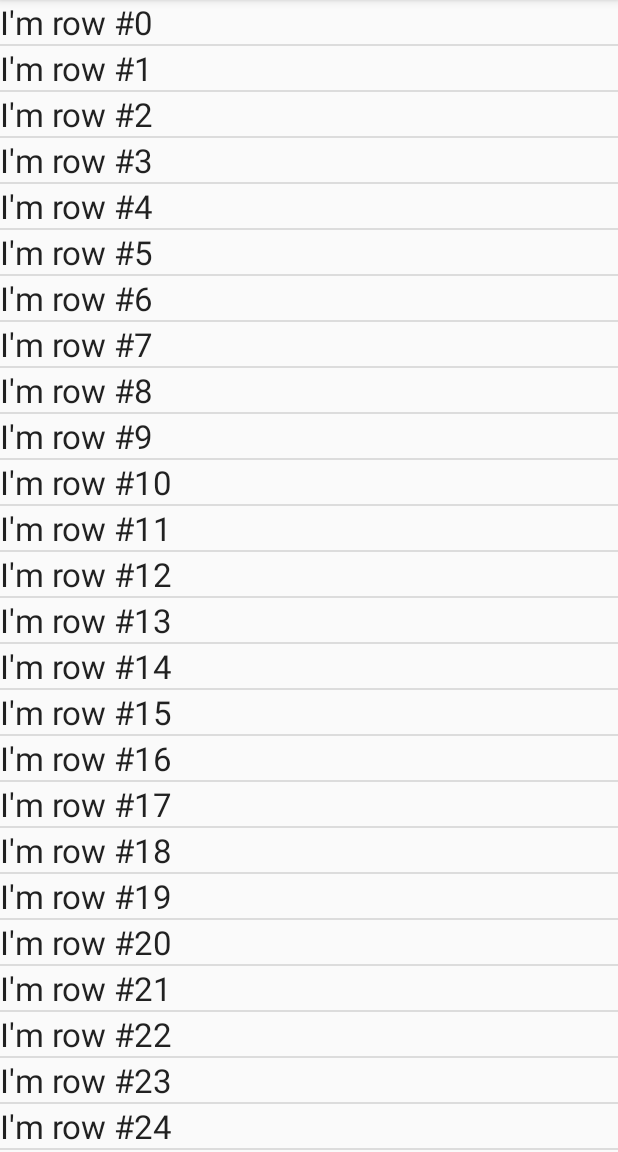
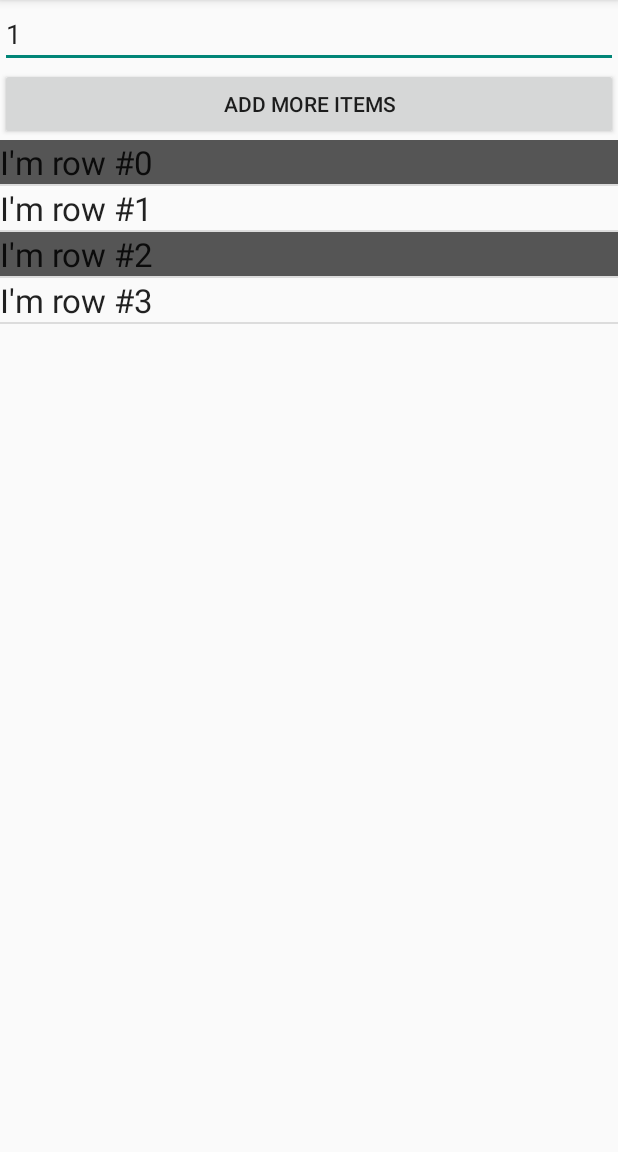
Before and after one commit to Hackafe/android-fundamentals-course, an Android app: the screen it shows after launch (MainActivity), in the options menu, after a tap on "Settings", on a phone screen of 412 x 824 dp, the part 84-1236 px from its top. Run offline under Robolectric (Android 15) with nearby library versions, the phone set to English and light mode, and no system bars.

Commit message:
[lesson 2] Retrieve forecast from OpenWeatherMap API

```diff
--- a/app/src/main/AndroidManifest.xml
+++ b/app/src/main/AndroidManifest.xml
@@ -2,7 +2,11 @@
 <manifest xmlns:android="http://schemas.android.com/apk/res/android"
     package="org.hackafe.sunshine" >
 
-    <application
+
+    <uses-permission android:name="android.permission.INTERNET"/>
+
+
+<application
         android:allowBackup="true"
         android:icon="@mipmap/ic_launcher"
         android:label="@string/app_name"
--- /dev/null
+++ b/app/src/main/java/org/hackafe/sunshine/ForecastAdapter.java
@@ -0,0 +1,80 @@
+package org.hackafe.sunshine;
+
+import android.view.LayoutInflater;
+import android.view.View;
+import android.view.ViewGroup;
+import android.widget.BaseAdapter;
+import android.widget.TextView;
+
+/**
+* Created by groupsky on 11.03.15.
+*/
+public class ForecastAdapter extends BaseAdapter {
+
+    LayoutInflater inflater;
+    int rowCount;
+
+    public ForecastAdapter(LayoutInflater inflater) {
+        // we need the inflater so we can create the row layout in getView()
+        this.inflater = inflater;
+        rowCount = 3;
+    }
+
+    @Override
+    public View getView(int position, View convertView, ViewGroup parent) {
+
+        int layoutId = R.layout.list_item_forecast;
+        // 4) use convertView to speedup scrolling
+        int itemViewType = getItemViewType(position);
+
+        if(itemViewType == 0) {
+            layoutId = R.layout.list_item_forecast_dark;
+        }
+
+
+        View rootRowView;
+        if (convertView != null) {
+            rootRowView = convertView;
+        } else {
+            rootRowView = inflater.inflate(layoutId, parent, false);
+        }
+
+        TextView label = (TextView) rootRowView.findViewById(R.id.list_item_forecast_listview);
+        label.setText("I'm row #" + position);
+
+        return rootRowView;
+    }
+
+    @Override
+    public int getCount() {
+        // we have 100 000 rows
+        return rowCount;
+    }
+
+    @Override
+    public Object getItem(int position) {
+        // our object is basicly the position
+        return position;
+    }
+
+    @Override
+    public long getItemId(int position) {
+        // the position serves as itemId
+        return position;
+    }
+
+    @Override
+    public int getViewTypeCount() {
+        return 2;
+    }
+
+    @Override
+    public int getItemViewType(int position) {
+        return position % 2;
+    }
+
+    public void addOneItem(Integer count) {
+        rowCount += count;
+        notifyDataSetChanged();
+    }
+}
--- /dev/null
+++ b/app/src/main/java/org/hackafe/sunshine/ForecastFragment.java
@@ -0,0 +1,154 @@
+package org.hackafe.sunshine;
+
+import android.os.Bundle;
+import android.os.StrictMode;
+import android.support.v4.app.Fragment;
+import android.util.Log;
+import android.view.KeyEvent;
+import android.view.LayoutInflater;
+import android.view.View;
+import android.view.ViewGroup;
+import android.view.inputmethod.EditorInfo;
+import android.widget.Button;
+import android.widget.EditText;
+import android.widget.ListView;
+import android.widget.TextView;
+import android.widget.Toast;
+
+import org.json.JSONArray;
+import org.json.JSONException;
+import org.json.JSONObject;
+
+import java.io.BufferedReader;
+import java.io.IOException;
+import java.io.InputStream;
+import java.io.InputStreamReader;
+import java.io.StringReader;
+import java.net.MalformedURLException;
+import java.net.URL;
+import java.text.SimpleDateFormat;
+import java.util.Date;
+import java.util.List;
+
+/**
+ * A placeholder fragment containing a simple view.
+ */
+public class ForecastFragment extends Fragment {
+
+    public ForecastFragment() {
+    }
+
+    @Override
+    public View onCreateView(LayoutInflater inflater, ViewGroup container,
+                             Bundle savedInstanceState) {
+        View rootView = inflater.inflate(R.layout.fragment_main, container, false);
+
+        StrictMode.ThreadPolicy policy = new StrictMode.ThreadPolicy
+                .Builder()
+                .permitAll().build();
+        StrictMode.setThreadPolicy(policy);
+        String data = getForecast();
+        List<String> forecast = parseForecast(data);
+
+
+        final ForecastAdapter adapter = new ForecastAdapter(inflater);
+        final ListView collection = (ListView) rootView.findViewById(R.id.container);
+        collection.setAdapter(adapter);
+
+
+        final EditText countInput = (EditText)rootView.findViewById(R.id.countInput);
+        countInput.setOnEditorActionListener(new TextView.OnEditorActionListener() {
+            @Override
+            public boolean onEditorAction(TextView v, int actionId, KeyEvent event) {
+                if (actionId == EditorInfo.IME_NULL
+                        && event.getAction() == KeyEvent.ACTION_DOWN) {
+                    adapter.addOneItem(Integer.valueOf(countInput.getText().toString()));
+                    collection.setSelection(adapter.getCount() - 1);
+                }
+                return false;
+            }
+        });
+
+
+        Button addMoreBtn = (Button) rootView.findViewById(R.id.btn_add_more_items);
+        addMoreBtn.setOnClickListener(new View.OnClickListener() {
+
+            @Override
+            public void onClick(View v) {
+                try {
+                    adapter.addOneItem(Integer.valueOf(countInput.getText().toString()));
+                } catch (RuntimeException e) {
+                    Log.e("Sunshine", e.getMessage(), e);
+                    Toast.makeText(getActivity(), e.getMessage(), Toast.LENGTH_SHORT).show();
+                }
+                collection.setSelection(adapter.getCount() - 1);
+            }
+        });
+
+
+
+
+        return rootView;
+    }
+
+    private List<String> parseForecast(String data) {
+        try {
+            // parse String so we have JSONObject
+            JSONObject obj = new JSONObject(data);
+            // get "list" field as array
+            JSONArray list = obj.getJSONArray("list");
+            // iterate array and get forecast
+            for (int i=0; i<list.length(); i++) {
+                // get "i"th forecast
+                JSONObject forecastObj = list.getJSONObject(i);
+
+                // get "temp" object
+                JSONObject temp = forecastObj.getJSONObject("temp");
+                // extract "day" temperature
+                double dayTemp = temp.getDouble("day");
+
+                // get "weather" array
+                JSONArray weather = forecastObj.getJSONArray("weather");
+                // get 1st weather
+                JSONObject weather1 = weather.getJSONObject(0);
+
+                // extract "description" from 1st weather
+                String description = weather1.getString("description");
+
+                // extract "dt" date time in unix epoch format
+                long dt = forecastObj.getLong("dt");
+                String dateStr = SimpleDateFormat.getDateInstance().format(new Date(dt*1000));
+
+
+                String forecast = String.format("%s - %s   %.1f°C", dateStr, description, dayTemp);
+                Log.d("Sunshine", "forecast = "+forecast);
+            }
+        } catch (Throwable t) {
+            Log.e("Sunshine", t.getMessage(), t);
+            return null;
+        }
+        return null;
+    }
+
+    private String getForecast() {
+        try {
+            URL url = new URL("http://api.openweathermap.org/data/2.5/forecast/daily?q=Plovdiv&mode=json&units=metric&cnt=7");
+            InputStream inputStream = url.openStream();
+            try {
+                BufferedReader r = new BufferedReader(new InputStreamReader(inputStream));
+                StringBuilder total = new StringBuilder();
+                String line;
+                while ((line = r.readLine()) != null) {
+                    total.append(line);
+                }
+
+                return total.toString();
+            } finally {
+                inputStream.close();
+            }
+        } catch (Throwable t) {
+            Log.e("Sunshine", t.getMessage(), t);
+            return null;
+        }
+    }
+}
--- a/app/src/main/java/org/hackafe/sunshine/MainActivity.java
+++ b/app/src/main/java/org/hackafe/sunshine/MainActivity.java
@@ -4,16 +4,22 @@ import android.support.v7.app.ActionBarActivity;
 import android.support.v7.app.ActionBar;
 import android.support.v4.app.Fragment;
 import android.os.Bundle;
+import android.util.Log;
+import android.view.KeyEvent;
 import android.view.LayoutInflater;
 import android.view.Menu;
 import android.view.MenuItem;
 import android.view.View;
 import android.view.ViewGroup;
 import android.os.Build;
+import android.view.inputmethod.EditorInfo;
 import android.widget.BaseAdapter;
+import android.widget.Button;
+import android.widget.EditText;
 import android.widget.LinearLayout;
 import android.widget.ListView;
 import android.widget.TextView;
+import android.widget.Toast;
 
 
 public class MainActivity extends ActionBarActivity {
@@ -22,9 +28,11 @@ public class MainActivity extends ActionBarActivity {
     protected void onCreate(Bundle savedInstanceState) {
         super.onCreate(savedInstanceState);
         setContentView(R.layout.activity_main);
+
+
         if (savedInstanceState == null) {
             getSupportFragmentManager().beginTransaction()
-                    .add(R.id.container, new PlaceholderFragment())
+                    .add(R.id.container, new ForecastFragment())
                     .commit();
         }
     }
@@ -52,93 +60,4 @@ public class MainActivity extends ActionBarActivity {
         return super.onOptionsItemSelected(item);
     }
 
-    /**
-     * A placeholder fragment containing a simple view.
-     */
-    public static class PlaceholderFragment extends Fragment {
-
-        public PlaceholderFragment() {
-        }
-
-        @Override
-        public View onCreateView(LayoutInflater inflater, ViewGroup container,
-                                 Bundle savedInstanceState) {
-            View rootView = inflater.inflate(R.layout.fragment_main, container, false);
-
-            // 1) using only findViewById populate 4 rows
-//            TextView row1 = (TextView)rootView.findViewById(R.id.row1);
-//            TextView row2 = (TextView)rootView.findViewById(R.id.row2);
-//            TextView row3 = (TextView)rootView.findViewById(R.id.row3);
-//            TextView row4 = (TextView)rootView.findViewById(R.id.row4);
-//            TextView row5 = (TextView)rootView.findViewById(R.id.row5);
-//            TextView row6 = (TextView)rootView.findViewById(R.id.row6);
-//
-//            row1.setText("Sunday");
-//            row2.setText("Monday");
-//            row3.setText("Tuesday");
-//            row4.setText("Wednesday");
-//            row5.setText("Thursday");
-//            row6.setText("Friday");
-
-            // 2) using inflater.inflate and R.layout.list_item_forecast populate 10 000 rows
-//            LinearLayout list = (LinearLayout) rootView.findViewById(R.id.container);
-//            for (int i = 1; i <= 10000; i++) {
-//                View rootRowView = inflater.inflate(R.layout.list_item_forecast, container, false);
-//                TextView label = (TextView)rootRowView.findViewById(R.id.list_item_forecast_listview);
-//                label.setText("I'm row #"+i);
-//                list.addView(rootRowView);
-//            }
-
-            // 3) use ListView and display 100 000 rows
-            BaseAdapter adapter = new ForecastAdapter(inflater);
-            ListView collection = (ListView) rootView.findViewById(R.id.container);
-            collection.setAdapter(adapter);
-
-            return rootView;
-        }
-    }
-
-    public static class ForecastAdapter extends BaseAdapter {
-
-        LayoutInflater inflater;
-
-        public ForecastAdapter(LayoutInflater inflater) {
-            // we need the inflater so we can create the row layout in getView()
-            this.inflater = inflater;
-        }
-
-        @Override
-        public View getView(int position, View convertView, ViewGroup parent) {
-            // 4) use convertView to speedup scrolling
-            View rootRowView;
-            if (convertView != null) {
-                rootRowView = convertView;
-            } else {
-                rootRowView = inflater.inflate(R.layout.list_item_forecast, parent, false);
-            }
-
-            TextView label = (TextView) rootRowView.findViewById(R.id.list_item_forecast_listview);
-            label.setText("I'm row #" + position);
-
-            return rootRowView;
-        }
-
-        @Override
-        public int getCount() {
-            // we have 100 000 rows
-            return 100000;
-        }
-
-        @Override
-        public Object getItem(int position) {
-            // our object is basicly the position
-            return position;
-        }
-
-        @Override
-        public long getItemId(int position) {
-            // the position serves as itemId
-            return position;
-        }
-    }
 }
--- a/app/src/main/res/layout/fragment_main.xml
+++ b/app/src/main/res/layout/fragment_main.xml
@@ -1,6 +1,28 @@
 <?xml version="1.0" encoding="utf-8"?>
-<ListView xmlns:android="http://schemas.android.com/apk/res/android"
-    android:id="@+id/container"
+<LinearLayout xmlns:android="http://schemas.android.com/apk/res/android"
     android:layout_width="match_parent"
-    android:layout_height="match_parent">
-</ListView>
+    android:layout_height="match_parent"
+    android:orientation="vertical">
+
+    <EditText
+        android:id="@+id/countInput"
+        android:layout_width="match_parent"
+        android:layout_height="wrap_content"
+        android:inputType="number"
+        android:imeActionLabel="Add rows"
+        android:text="1"/>
+
+    <Button
+        android:id="@+id/btn_add_more_items"
+        android:layout_width="match_parent"
+        android:layout_height="wrap_content"
+        android:text="Add more items"/>
+
+    <ListView
+        android:id="@+id/container"
+        android:layout_width="match_parent"
+        android:layout_height="match_parent">
+
+    </ListView>
+
+</LinearLayout>
--- /dev/null
+++ b/app/src/main/res/layout/list_item_forecast_dark.xml
@@ -0,0 +1,10 @@
+<?xml version="1.0" encoding="utf-8"?>
+<TextView xmlns:android="http://schemas.android.com/apk/res/android"
+    android:id="@+id/list_item_forecast_listview"
+    android:layout_width="match_parent"
+    android:layout_height="match_parent"
+    android:textAppearance="?android:textAppearanceLarge"
+    android:text="Weather forecast"
+    android:background="#555555">
+
+</TextView>
```
